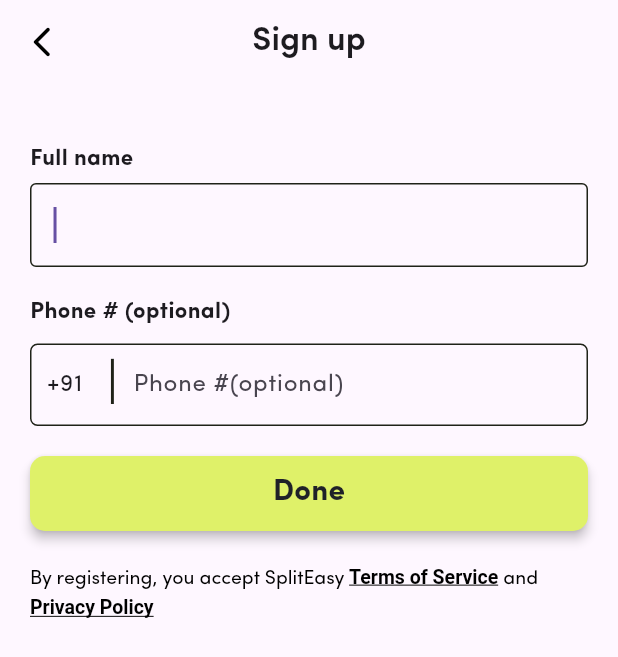
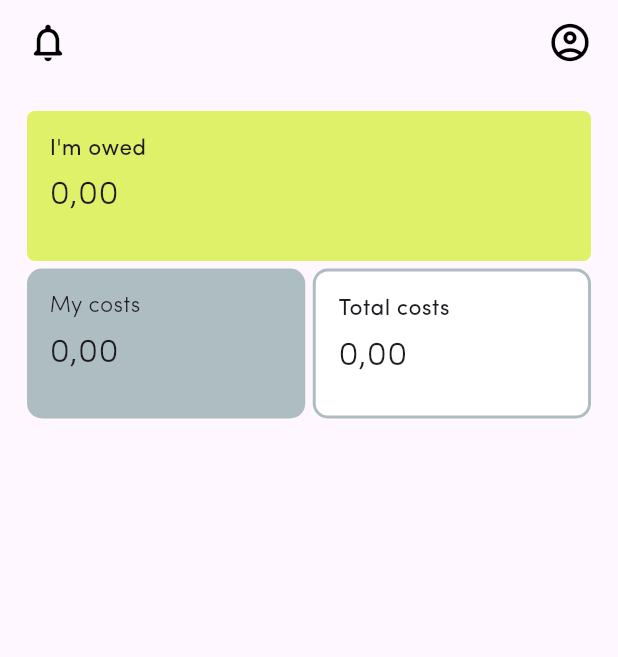
Before and after one commit to Keyurrr14/SplitEasy, a Flutter app: the NamePhone screen opened directly, after a tap on "Done", on a phone screen of 412 x 824 dp. Shown: the top 657 px of the screen. Run offline on Flutter 3.47's test engine with Material 3 defaults, Android fonts, the phone set to English and light mode, and no system bars; our stand-ins replace smooth_page_indicator.

Commit message:
minor changes and HomePage started

```diff
--- /dev/null
+++ b/lib/HomePage.dart
@@ -0,0 +1,144 @@
+import 'package:flutter/material.dart';
+
+class HomePage extends StatelessWidget {
+  const HomePage({super.key});
+
+  @override
+  Widget build(BuildContext context) {
+    return Scaffold(
+      appBar: AppBar(
+        leading: Padding(
+          padding: const EdgeInsets.only(left: 8),
+          child: IconButton(
+            icon: const Icon(
+              Icons.notifications_none_rounded,
+              color: Colors.black,
+              size: 30,
+            ),
+            onPressed: () => Navigator.of(context).pop(),
+          ),
+        ),
+        actions: [
+          Padding(
+            padding: const EdgeInsets.only(right: 8.0),
+            child: IconButton(
+              onPressed: () {},
+              icon: const Icon(
+                Icons.account_circle_outlined,
+                color: Colors.black,
+                size: 30,
+              ),
+            ),
+          ),
+        ],
+      ),
+      body: SingleChildScrollView(
+        child: Padding(
+          padding: const EdgeInsets.all(18.0),
+          child: Column(
+            children: [
+              Container(
+                width: double.infinity,
+                height: 100,
+                decoration: BoxDecoration(
+                    color: const Color(0xffdff169),
+                    borderRadius: BorderRadius.circular(5)),
+                child: const Column(
+                  crossAxisAlignment: CrossAxisAlignment.start,
+                  children: [
+                    Padding(
+                      padding: EdgeInsets.only(top: 15, left: 15),
+                      child: Text(
+                        'I\'m owed',
+                        style: TextStyle(
+                            fontSize: 15, fontWeight: FontWeight.normal),
+                      ),
+                    ),
+                    Padding(
+                      padding: EdgeInsets.only(top: 5, left: 15),
+                      child: Text(
+                        '0,00',
+                        style: TextStyle(
+                            fontSize: 22, fontWeight: FontWeight.w100),
+                      ),
+                    ),
+                  ],
+                ),
+              ),
+              const SizedBox(
+                height: 5,
+              ),
+              Row(
+                children: [
+                  Expanded(
+                    child: Container(
+                      height: 100,
+                      decoration: BoxDecoration(
+                          color: const Color(0xffAEBDC2),
+                          borderRadius: BorderRadius.circular(10)),
+                      child: const Column(
+                        crossAxisAlignment: CrossAxisAlignment.start,
+                        children: [
+                          Padding(
+                            padding: EdgeInsets.only(top: 15, left: 15),
+                            child: Text(
+                              'My costs',
+                              style: TextStyle(
+                                  fontSize: 15, fontWeight: FontWeight.w100),
+                            ),
+                          ),
+                          Padding(
+                            padding: EdgeInsets.only(top: 5, left: 15),
+                            child: Text(
+                              '0,00',
+                              style: TextStyle(
+                                  fontSize: 22, fontWeight: FontWeight.w100),
+                            ),
+                          ),
+                        ],
+                      ),
+                    ),
+                  ),
+                  const SizedBox(
+                    width: 5,
+                  ),
+                  Expanded(
+                    child: Container(
+                      height: 100,
+                      decoration: BoxDecoration(
+                          color: Colors.white,
+                          border: Border.all(
+                              color: const Color(0xffAEBDC2), width: 2),
+                          borderRadius: BorderRadius.circular(10)),
+                      child: const Column(
+                        crossAxisAlignment: CrossAxisAlignment.start,
+                        children: [
+                          Padding(
+                            padding: EdgeInsets.only(top: 15, left: 15),
+                            child: Text(
+                              'Total costs',
+                              style: TextStyle(
+                                  fontSize: 15, fontWeight: FontWeight.normal),
+                            ),
+                          ),
+                          Padding(
+                            padding: EdgeInsets.only(top: 5, left: 15),
+                            child: Text(
+                              '0,00',
+                              style: TextStyle(
+                                  fontSize: 22, fontWeight: FontWeight.w100),
+                            ),
+                          ),
+                        ],
+                      ),
+                    ),
+                  ),
+                ],
+              )
+            ],
+          ),
+        ),
+      ),
+    );
+  }
+}
--- a/lib/LoginSignupScreens/LogIn.dart
+++ b/lib/LoginSignupScreens/LogIn.dart
@@ -1,4 +1,5 @@
 import 'package:flutter/material.dart';
+import 'package:spliteasy/HomePage.dart';
 
 class LogIn extends StatelessWidget {
   const LogIn({super.key});
@@ -82,7 +83,13 @@ class LogIn extends StatelessWidget {
                               borderRadius: BorderRadius.circular(10),
                             ),
                           ),
-                          onPressed: () {},
+                          onPressed: () {
+                            Navigator.pushReplacement(
+                              context,
+                              MaterialPageRoute(
+                                  builder: (context) => const HomePage()),
+                            );
+                          },
                           child: const Text(
                             'Log in',
                             style: TextStyle(
--- a/lib/LoginSignupScreens/NamePhone.dart
+++ b/lib/LoginSignupScreens/NamePhone.dart
@@ -1,5 +1,6 @@
 import 'package:flutter/material.dart';
 import 'package:flutter/services.dart';
+import 'package:spliteasy/HomePage.dart';
 
 class NamePhone extends StatefulWidget {
   const NamePhone({super.key});
@@ -36,7 +37,8 @@ class _NamePhoneState extends State<NamePhone> {
         ),
         centerTitle: true,
       ),
-      body: Form(
+      body: SingleChildScrollView(
+        child: Form(
           child: Container(
             margin: const EdgeInsets.only(top: 20),
             child: Padding(
@@ -87,6 +89,7 @@ class _NamePhoneState extends State<NamePhone> {
                           ),
                           SizedBox(
                             width: 40,
+                            height: 30,
                             child: TextFormField(
                               controller: _countryCode,
                               decoration: const InputDecoration(
@@ -96,8 +99,8 @@ class _NamePhoneState extends State<NamePhone> {
                           ),
                           const Text(
                             '|',
-                          style:
-                              TextStyle(fontSize: 33, color: Color(0xff1f2218)),
+                            style: TextStyle(
+                                fontSize: 33, color: Color(0xff1f2218)),
                           ),
                           const SizedBox(
                             width: 10,
@@ -117,6 +120,26 @@ class _NamePhoneState extends State<NamePhone> {
                   const SizedBox(
                     height: 20,
                   ),
+                  Center(
+                    child: RichText(
+                        text: const TextSpan(
+                            text: 'I use ',
+                            style: TextStyle(
+                                color: Colors.black,
+                                fontSize: 15,
+                                fontFamily: 'Sofia Pro'),
+                            children: [
+                          TextSpan(
+                              text: 'INR (₹) ',
+                              style: TextStyle(
+                                fontWeight: FontWeight.bold,
+                              )),
+                          TextSpan(text: 'as my currency.')
+                        ])),
+                  ),
+                  const SizedBox(
+                    height: 20,
+                  ),
                   SizedBox(
                       width: double.infinity,
                       height: 50,
@@ -129,10 +152,11 @@ class _NamePhoneState extends State<NamePhone> {
                             ),
                           ),
                           onPressed: () {
-                          Navigator.push(
+                            Navigator.pushReplacement(
                               context,
                               MaterialPageRoute(
-                                  builder: (context) => const NamePhone()));
+                                  builder: (context) => const HomePage()),
+                            );
                           },
                           child: const Text(
                             'Done',
@@ -171,6 +195,7 @@ class _NamePhoneState extends State<NamePhone> {
             ),
           ),
         ),
+      ),
     );
   }
 }
```
Lines whose indentation alone changed are shown as unchanged.
